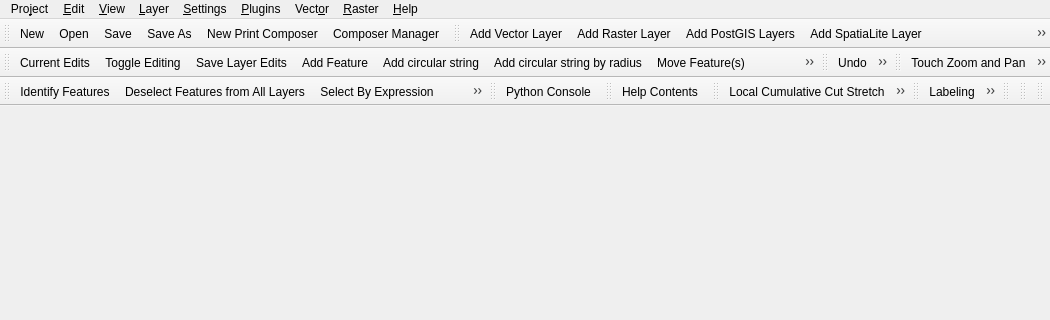
This is src/ui/qgisapp.ui in kadas-albireo/kadas-albireo as Qt 5 draws it before an edit; both pictures show x 0 to 1050 and y 0 to 320 of the 1050 by 506 pixel window. The edited form follows.
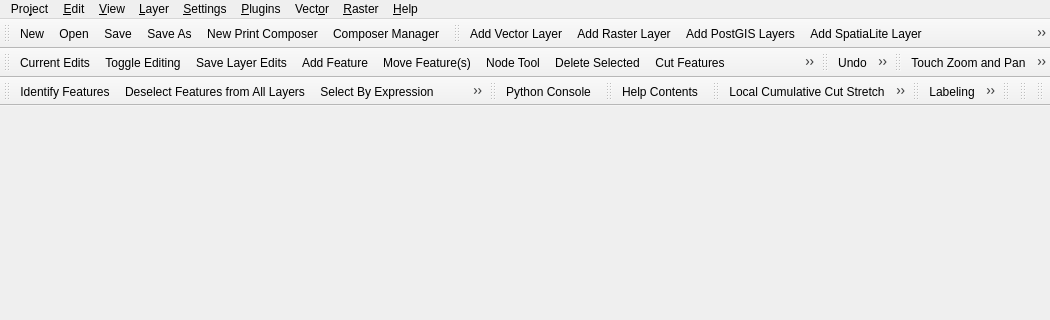
This is the edited form. Icons and pictures are not drawn.

Commit message: Move AddCircularString actions to a tool button

Diff of the .ui file:
```diff
--- a/src/ui/qgisapp.ui
+++ b/src/ui/qgisapp.ui
@@ -335,8 +335,6 @@
    <addaction name="mActionToggleEditing"/>
    <addaction name="mActionSaveLayerEdits"/>
    <addaction name="mActionAddFeature"/>
-   <addaction name="mActionCircularStringCurvePoint"/>
-   <addaction name="mActionCircularStringRadius"/>
    <addaction name="mActionMoveFeature"/>
    <addaction name="mActionNodeTool"/>
    <addaction name="mActionDeleteSelected"/>
```
The commit also changes 1 other file.
